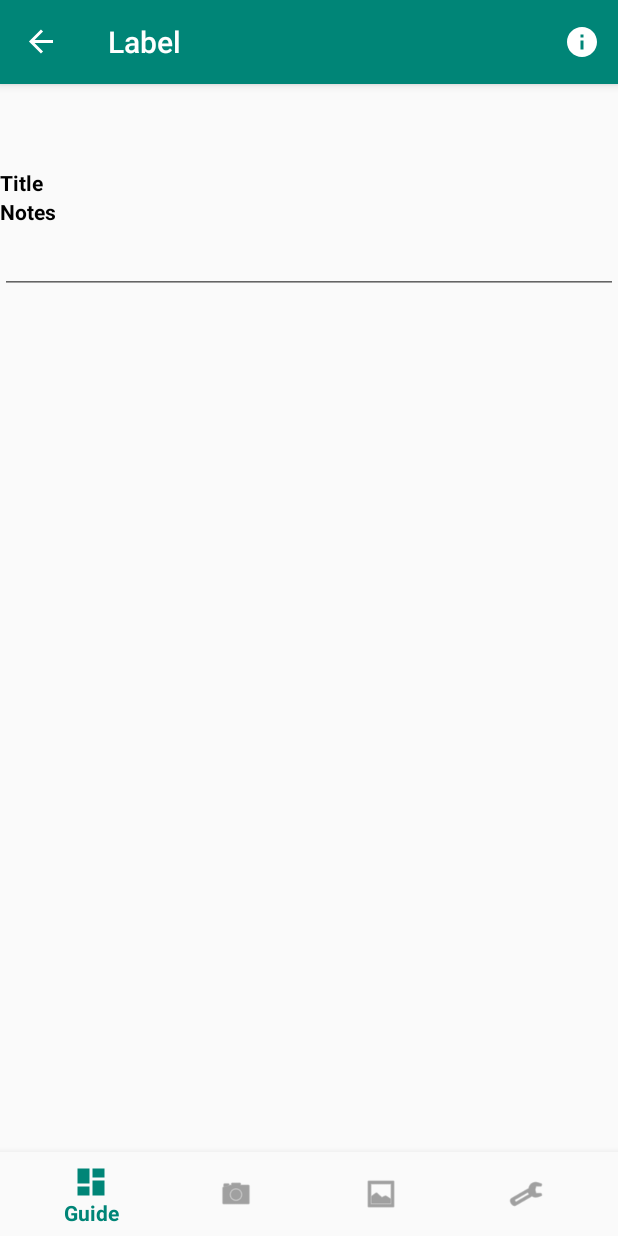
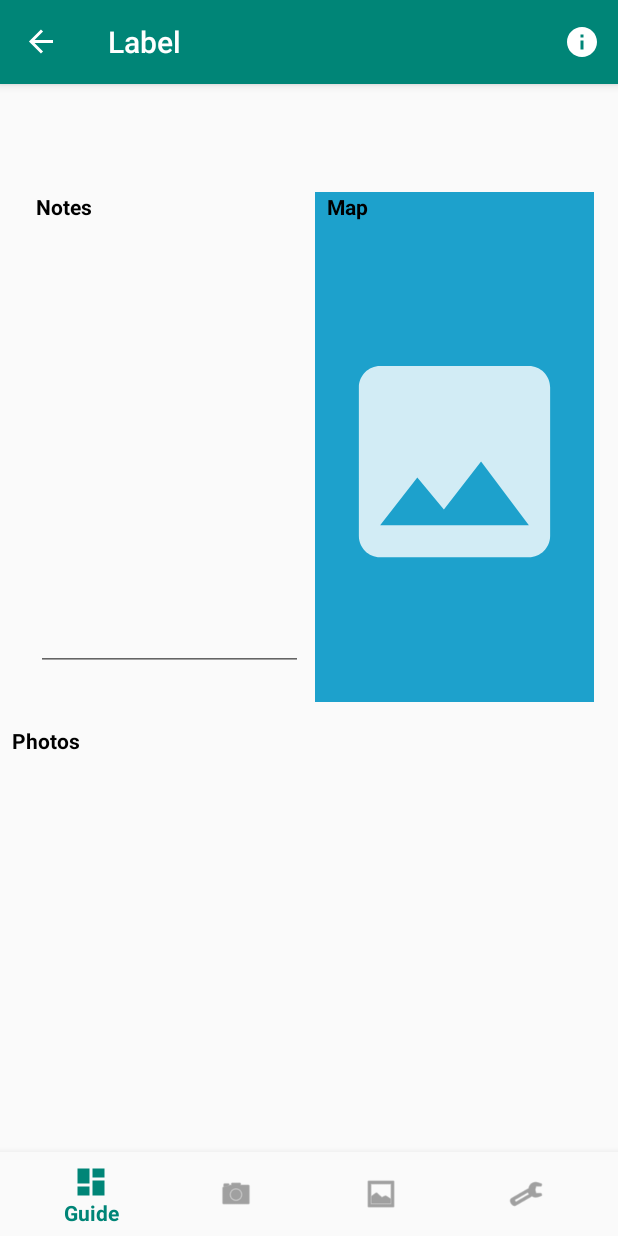
Before and after one commit to cosbeyr/explorers_pack, an Android app: the SubHikeFragment screen opened through its navigation route, on a phone screen of 412 x 824 dp. Run offline under Robolectric (Android 15) with nearby library versions, the phone set to English and light mode, and no system bars; our stand-ins replace navigation-ui.

Commit message:
Designing the hike page.

```diff
--- a/app/src/main/java/com/WWU/explorerspack/ui/logs/SubHikeFragment.java
+++ b/app/src/main/java/com/WWU/explorerspack/ui/logs/SubHikeFragment.java
@@ -12,14 +12,25 @@ import android.view.LayoutInflater;
 import android.view.View;
 import android.view.ViewGroup;
 
+import com.WWU.explorerspack.MainActivity;
 import com.WWU.explorerspack.R;
 
 public class SubHikeFragment extends Fragment {
 
     private SubHikeViewModel mViewModel;
+    private String hikeTitle;
 
     public static SubHikeFragment newInstance() {
         return new SubHikeFragment();
+    }
+
+    @Override
+    public void onCreate(Bundle savedInstanceState){
+        super.onCreate(savedInstanceState);
+        if(getArguments() != null){
+            hikeTitle = getArguments().getString("id");
+            ((MainActivity) getActivity()).setActionBarTitle(hikeTitle);
+        }
     }
 
     @Override
--- a/app/src/main/res/layout/sub_hike_fragment.xml
+++ b/app/src/main/res/layout/sub_hike_fragment.xml
@@ -1,27 +1,43 @@
 <?xml version="1.0" encoding="utf-8"?>
-<FrameLayout xmlns:android="http://schemas.android.com/apk/res/android"
+<LinearLayout xmlns:android="http://schemas.android.com/apk/res/android"
     xmlns:tools="http://schemas.android.com/tools"
     android:layout_width="match_parent"
     android:layout_height="match_parent"
-    tools:context=".ui.logs.SubHikeFragment">
+    android:orientation="vertical"
+   >
 
     <LinearLayout
         android:layout_width="match_parent"
-        android:layout_height="match_parent"
+        android:layout_height="0dp"
+        android:layout_margin="16dp"
+        android:layout_weight="1"
+        android:orientation="horizontal"
+        >
+
+
+
+        <LinearLayout
+            android:id="@+id/note_layout"
+            android:layout_weight="1"
+            android:layout_width="0dp"
+            android:layout_height="wrap_content"
             android:orientation="vertical">
 
-        <TextView
-            android:id="@+id/hike_title"
-            android:layout_width="match_parent"
-            android:layout_height="wrap_content"
-            android:text="Title"
-            android:textColor="#000000"
-            android:textStyle="bold" />
+            <!--        <TextView-->
+            <!--            android:id="@+id/hike_title"-->
+            <!--            android:layout_width="wrap_content"-->
+            <!--            android:layout_height="wrap_content"-->
+            <!--            android:textSize="24pt"-->
+            <!--            android:text="Title"-->
+            <!--            android:layout_gravity="center_horizontal"-->
+            <!--            android:textColor="#000000"-->
+            <!--            android:textStyle="bold" />-->
 
             <TextView
                 android:id="@+id/textView2"
                 android:layout_width="match_parent"
                 android:layout_height="wrap_content"
+                android:layout_marginLeft="8dp"
                 android:text="Notes"
                 android:textColor="#000000"
                 android:textIsSelectable="false"
@@ -30,10 +46,63 @@
             <EditText
                 android:id="@+id/note_edit_text"
                 android:layout_width="match_parent"
-            android:layout_height="wrap_content"
+                android:layout_marginLeft="8dp"
+                android:layout_height="300dp"
                 android:ems="10"
                 android:gravity="start|top"
                 android:inputType="textMultiLine" />
 
         </LinearLayout>
-</FrameLayout>
+
+        <LinearLayout
+            android:id="@+id/map_layout"
+            android:layout_width="0dp"
+            android:layout_height="match_parent"
+            android:layout_marginLeft="@dimen/text_margin"
+            android:orientation="vertical"
+            android:layout_weight="1"
+            android:background="@color/tile">
+            <TextView
+                android:id="@+id/map_text"
+                android:layout_width="match_parent"
+                android:layout_marginLeft="8dp"
+                android:layout_height="wrap_content"
+                android:text="Map"
+                android:textColor="#000000"
+                android:textIsSelectable="false"
+                android:textStyle="bold" />
+
+            <ImageView
+                android:id="@+id/item_image"
+                android:layout_width="match_parent"
+                android:layout_height="match_parent"
+                android:layout_gravity="center"
+                android:layout_margin="@dimen/text_margin"
+                android:src="@drawable/ic_placeholder_photo"
+                android:textAppearance="?attr/textAppearanceListItem" />
+
+
+        </LinearLayout>
+
+
+    </LinearLayout>
+
+    <LinearLayout
+        android:layout_width="match_parent"
+        android:layout_height="0dp"
+        android:layout_weight="1"
+        android:orientation="vertical">
+        <TextView
+            android:id="@+id/photo_text"
+            android:layout_width="match_parent"
+            android:layout_marginLeft="8dp"
+            android:layout_height="wrap_content"
+            android:text="Photos"
+            android:textColor="#000000"
+            android:textIsSelectable="false"
+            android:textStyle="bold" />
+
+    </LinearLayout>
+
+
+</LinearLayout>
```
Lines whose indentation alone changed are shown as unchanged.
